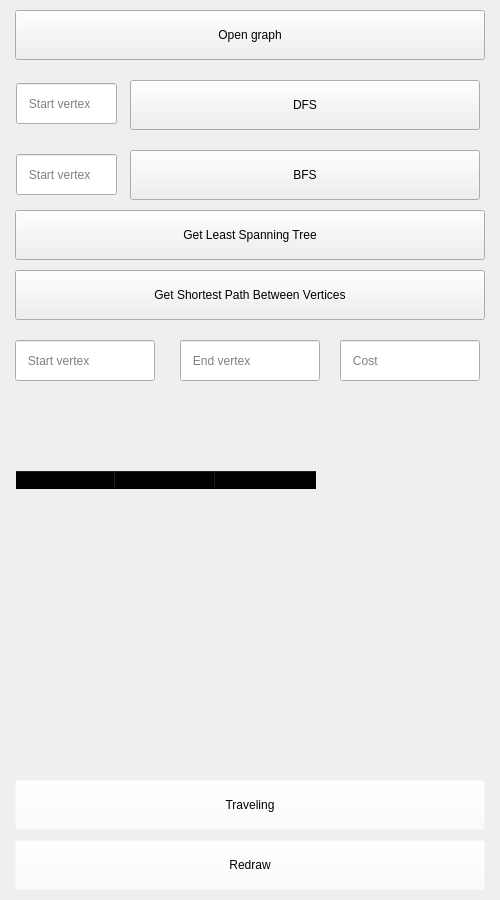
Old version of the form applications/graphical_interface/ui/interaction_panel.ui in the repository amzdll/SimpleNavigator.
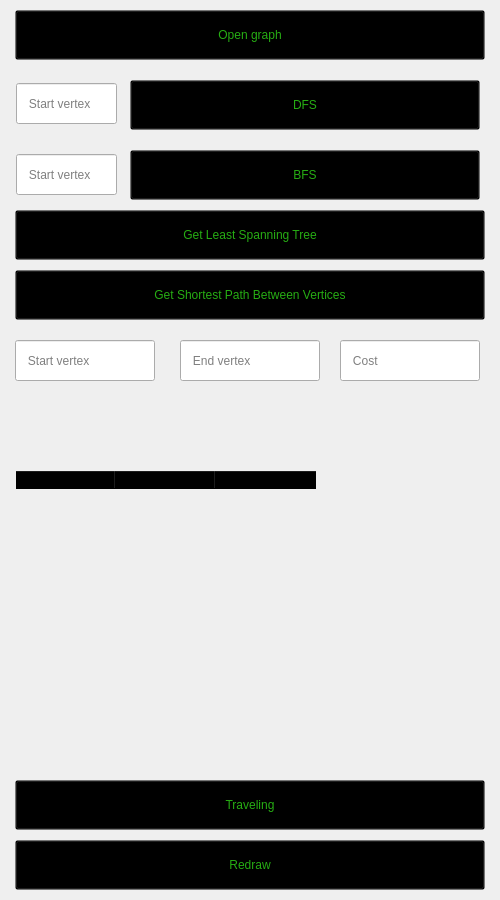
New version of the form.

```diff
--- a/applications/graphical_interface/ui/interaction_panel.ui
+++ b/applications/graphical_interface/ui/interaction_panel.ui
@@ -26,7 +26,18 @@
     </rect>
    </property>
    <property name="styleSheet">
-    <string notr="true"/>
+    <string notr="true">QPushButton {
+    background-color: transparent;
+    font: 16px &quot;JetBrains Mono&quot;;
+    color: rgb(38, 173, 19);
+}
+
+QPushButton:hover {
+    background-color: green;
+    font: 16px &quot;JetBrains Mono&quot;;
+    color: black;
+    border: 1px solid transparent; 
+}</string>
    </property>
    <property name="text">
     <string>Open graph</string>
@@ -45,7 +56,18 @@
     </rect>
    </property>
    <property name="styleSheet">
-    <string notr="true">background-color: rgba(255, 255, 255, 0);</string>
+    <string notr="true">QPushButton {
+    background-color: transparent;
+    font: 16px &quot;JetBrains Mono&quot;;
+    color: rgb(38, 173, 19);
+}
+
+QPushButton:hover {
+    background-color: green;
+    font: 16px &quot;JetBrains Mono&quot;;
+    color: black;
+    border: 1px solid transparent; 
+}</string>
    </property>
    <property name="text">
     <string>Redraw</string>
@@ -64,7 +86,18 @@
     </rect>
    </property>
    <property name="styleSheet">
-    <string notr="true"/>
+    <string notr="true">QPushButton {
+    background-color: transparent;
+    font: 16px &quot;JetBrains Mono&quot;;
+    color: rgb(38, 173, 19);
+}
+
+QPushButton:hover {
+    background-color: green;
+    font: 16px &quot;JetBrains Mono&quot;;
+    color: black;
+    border: 1px solid transparent; 
+}</string>
    </property>
    <property name="text">
     <string>DFS</string>
@@ -83,7 +116,18 @@
     </rect>
    </property>
    <property name="styleSheet">
-    <string notr="true"/>
+    <string notr="true">QPushButton {
+    background-color: transparent;
+    font: 16px &quot;JetBrains Mono&quot;;
+    color: rgb(38, 173, 19);
+}
+
+QPushButton:hover {
+    background-color: green;
+    font: 16px &quot;JetBrains Mono&quot;;
+    color: black;
+    border: 1px solid transparent; 
+}</string>
    </property>
    <property name="text">
     <string>BFS</string>
@@ -137,7 +181,18 @@
     </rect>
    </property>
    <property name="styleSheet">
-    <string notr="true"/>
+    <string notr="true">QPushButton {
+    background-color: transparent;
+    font: 16px &quot;JetBrains Mono&quot;;
+    color: rgb(38, 173, 19);
+}
+
+QPushButton:hover {
+    background-color: green;
+    font: 16px &quot;JetBrains Mono&quot;;
+    color: black;
+    border: 1px solid transparent; 
+}</string>
    </property>
    <property name="text">
     <string>Get Shortest Path Between Vertices</string>
@@ -156,7 +211,18 @@
     </rect>
    </property>
    <property name="styleSheet">
-    <string notr="true">background-color: rgba(255, 255, 255, 0);</string>
+    <string notr="true">QPushButton {
+    background-color: transparent;
+    font: 16px &quot;JetBrains Mono&quot;;
+    color: rgb(38, 173, 19);
+}
+
+QPushButton:hover {
+    background-color: green;
+    font: 16px &quot;JetBrains Mono&quot;;
+    color: black;
+    border: 1px solid transparent; 
+}</string>
    </property>
    <property name="text">
     <string>Traveling</string>
@@ -175,7 +241,18 @@
     </rect>
    </property>
    <property name="styleSheet">
-    <string notr="true"/>
+    <string notr="true">QPushButton {
+    background-color: transparent;
+    font: 16px &quot;JetBrains Mono&quot;;
+    color: rgb(38, 173, 19);
+}
+
+QPushButton:hover {
+    background-color: green;
+    font: 16px &quot;JetBrains Mono&quot;;
+    color: black;
+    border: 1px solid transparent; 
+}</string>
    </property>
    <property name="text">
     <string>Get Least Spanning Tree</string>
```
